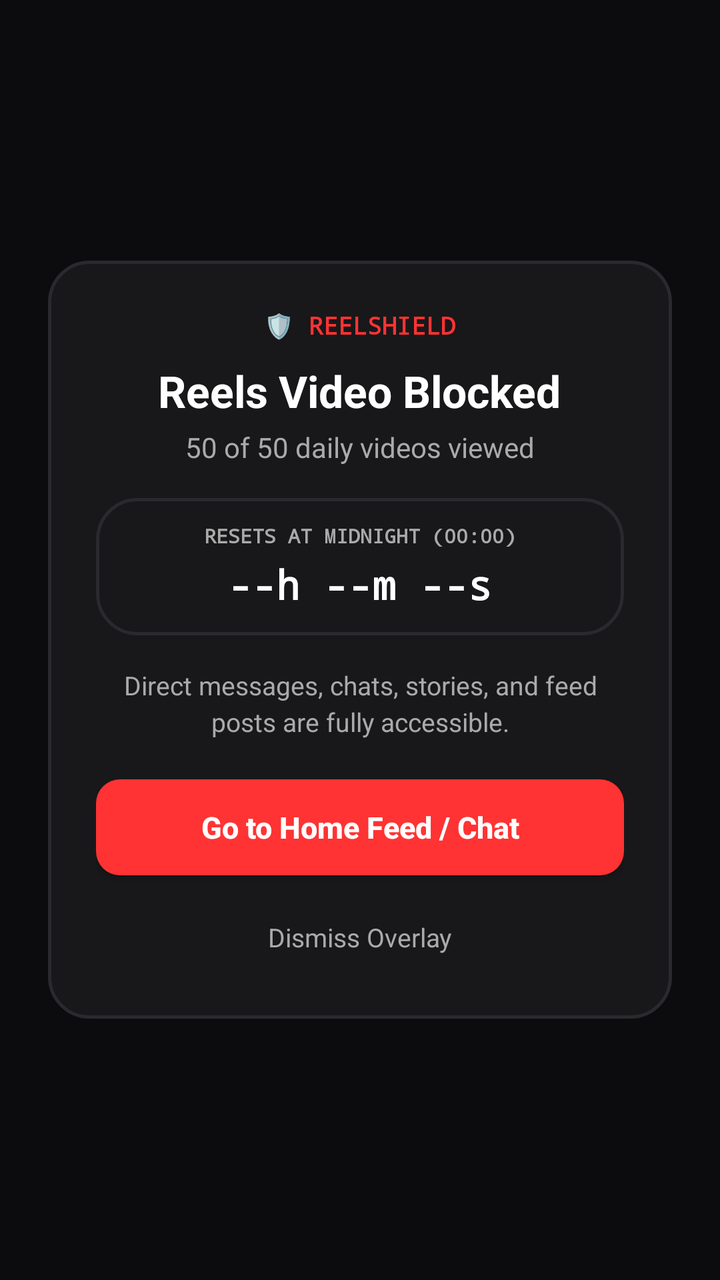
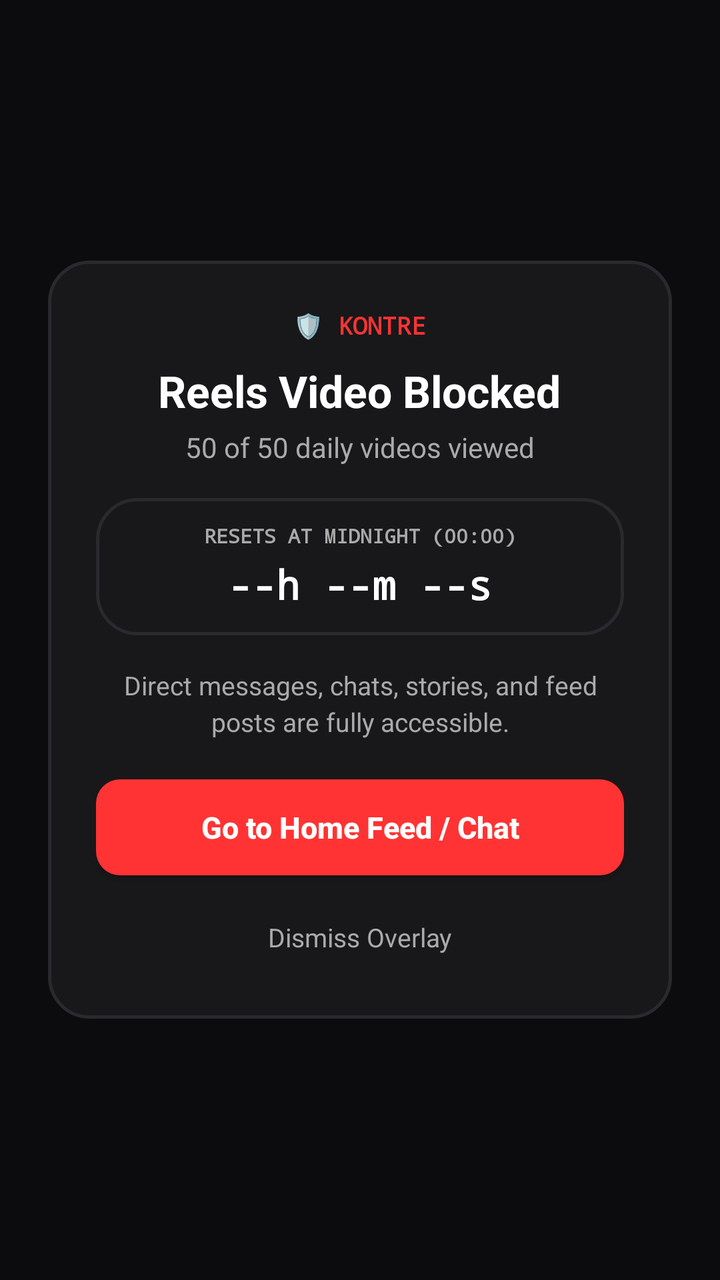

An Android layout rendered at two revisions. The XML below is the earlier revision; the diff shows what the commit changed to produce the second picture.
<!-- AndroidManifest.xml: application theme Theme.ReelShield -->
<!-- res/layout/layout_reel_block_overlay.xml -->
<?xml version="1.0" encoding="utf-8"?>
<FrameLayout xmlns:android="http://schemas.android.com/apk/res/android"
    android:id="@+id/overlay_root_container"
    android:layout_width="match_parent"
    android:layout_height="match_parent"
    android:background="@color/translucent_dark"
    android:clickable="true"
    android:focusable="true">

    <LinearLayout
        android:layout_width="match_parent"
        android:layout_height="wrap_content"
        android:layout_gravity="center"
        android:layout_marginStart="24dp"
        android:layout_marginEnd="24dp"
        android:background="@drawable/bg_block_card"
        android:gravity="center_horizontal"
        android:orientation="vertical"
        android:padding="24dp">

        
        <TextView
            android:layout_width="wrap_content"
            android:layout_height="wrap_content"
            android:fontFamily="monospace"
            android:text="🛡️ REELSHIELD"
            android:textColor="@color/accent_red"
            android:textSize="12sp"
            android:textStyle="bold" />

        
        <TextView
            android:id="@+id/tv_block_title"
            android:layout_width="wrap_content"
            android:layout_height="wrap_content"
            android:layout_marginTop="10dp"
            android:text="Reels Video Blocked"
            android:textColor="@color/white"
            android:textSize="22sp"
            android:textStyle="bold" />

        
        <TextView
            android:id="@+id/tv_block_subtitle"
            android:layout_width="wrap_content"
            android:layout_height="wrap_content"
            android:layout_marginTop="4dp"
            android:text="50 of 50 daily videos viewed"
            android:textColor="@color/text_gray"
            android:textSize="14sp" />

        
        <LinearLayout
            android:layout_width="match_parent"
            android:layout_height="wrap_content"
            android:layout_marginTop="16dp"
            android:background="@drawable/bg_block_card"
            android:gravity="center"
            android:orientation="vertical"
            android:padding="12dp">

            <TextView
                android:layout_width="wrap_content"
                android:layout_height="wrap_content"
                android:fontFamily="monospace"
                android:text="RESETS AT MIDNIGHT (00:00)"
                android:textColor="@color/text_gray"
                android:textSize="10sp"
                android:textStyle="bold" />

            <TextView
                android:id="@+id/tv_countdown"
                android:layout_width="wrap_content"
                android:layout_height="wrap_content"
                android:layout_marginTop="4dp"
                android:fontFamily="monospace"
                android:text="--h --m --s"
                android:textColor="@color/white"
                android:textSize="20sp"
                android:textStyle="bold" />
        </LinearLayout>

        
        <TextView
            android:id="@+id/tv_app_note"
            android:layout_width="wrap_content"
            android:layout_height="wrap_content"
            android:layout_marginTop="16dp"
            android:gravity="center"
            android:lineSpacingExtra="3dp"
            android:text="Direct messages, chats, stories, and feed posts are fully accessible."
            android:textColor="@color/text_gray"
            android:textSize="13sp" />

        
        <Button
            android:id="@+id/btn_exit_reels"
            android:layout_width="match_parent"
            android:layout_height="48dp"
            android:layout_marginTop="20dp"
            android:background="@drawable/bg_btn_red"
            android:text="Go to Home Feed / Chat"
            android:textAllCaps="false"
            android:textColor="@color/white"
            android:textSize="15sp"
            android:textStyle="bold" />

        
        <TextView
            android:id="@+id/btn_dismiss_overlay"
            android:layout_width="wrap_content"
            android:layout_height="wrap_content"
            android:layout_marginTop="14dp"
            android:clickable="true"
            android:focusable="true"
            android:padding="8dp"
            android:text="Dismiss Overlay"
            android:textColor="@color/text_gray"
            android:textSize="13sp" />

    </LinearLayout>

</FrameLayout>
<!-- resources referenced by this layout -->
<resources>
  <color name="accent_red">#FFFF3333</color>
  <color name="text_gray">#FFAAAAAA</color>
  <color name="translucent_dark">#F00A0A0C</color>
  <color name="white">#FFFFFFFF</color>
  <!-- drawable bg_block_card (drawable) -->
  <?xml version="1.0" encoding="utf-8"?>
  <shape xmlns:android="http://schemas.android.com/apk/res/android"
      android:shape="rectangle">
      <solid android:color="@color/card_dark" />
      <corners android:radius="20dp" />
      <stroke
          android:width="1.5dp"
          android:color="@color/border_gray" />
  </shape>
  <!-- drawable bg_btn_red (drawable) -->
  <?xml version="1.0" encoding="utf-8"?>
  <shape xmlns:android="http://schemas.android.com/apk/res/android"
      android:shape="rectangle">
      <solid android:color="@color/accent_red" />
      <corners android:radius="12dp" />
  </shape>
  <style name="Theme.ReelShield" parent="android:Theme.Material.NoActionBar">
          <item name="android:statusBarColor">@color/black</item>
          <item name="android:navigationBarColor">@color/black</item>
      </style>
  <color name="card_dark">#FF18181A</color>
  <color name="border_gray">#FF2A2A2E</color>
  <color name="black">#FF0A0A0A</color>
</resources>

<!-- the commit's change to res/layout/layout_reel_block_overlay.xml (unified diff, before → after) -->
@@ -23,7 +23,7 @@
             android:layout_width="wrap_content"
             android:layout_height="wrap_content"
             android:fontFamily="monospace"
-            android:text="🛡️ REELSHIELD"
+            android:text="🛡️ KONTRE"
             android:textColor="@color/accent_red"
             android:textSize="12sp"
             android:textStyle="bold" />
